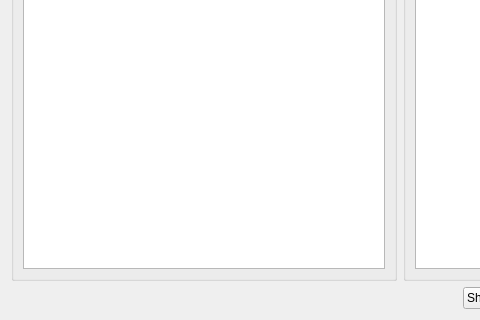
Before: the Qt Designer form Code/PluginCustomizer/EditorDescripttionSetup.ui in DISOGitHub/FastCAE_Linux, drawn with Qt 5; both pictures show x 0 to 480 and y 367 to 687 of the 776 by 687 pixel window.
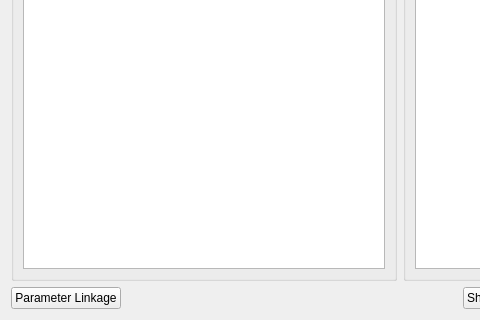
After: the same form once the commit is applied.

Patch:
```diff
--- a/Code/PluginCustomizer/EditorDescripttionSetup.ui
+++ b/Code/PluginCustomizer/EditorDescripttionSetup.ui
@@ -221,6 +221,13 @@
    </item>
    <item row="2" column="0" colspan="2">
     <layout class="QHBoxLayout" name="horizontalLayout_7">
+     <item>
+      <widget class="QPushButton" name="parameterLinkagePBtn">
+       <property name="text">
+        <string>Parameter Linkage</string>
+       </property>
+      </widget>
+     </item>
      <item>
       <widget class="QLabel" name="lbl_info">
        <property name="styleSheet">
```
